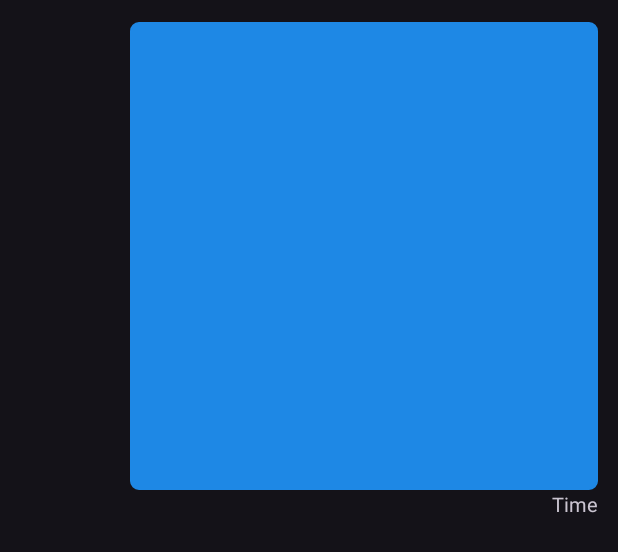
After one commit to AashishDhawan12/Nexus, an Android app: the layout sender_image.xml on its own in the app's theme, with its tools: preview values and no code run, on a phone screen of 412 x 824 dp. The commit adds this screen. Shown: the top 552 px of the screen. Run offline under Robolectric (Android 15) with nearby library versions, the phone set to English and light mode, and no system bars; Roboto replaces fonts that are not available here.

Commit message:
image sharing in chat added

```diff
--- a/app/src/main/java/com/example/nexus/activity/ProfileActivity.kt
+++ b/app/src/main/java/com/example/nexus/activity/ProfileActivity.kt
@@ -2,9 +2,7 @@ package com.example.nexus.activity
 
 import android.graphics.BitmapFactory
 import android.os.Bundle
-import androidx.activity.enableEdgeToEdge
 import androidx.appcompat.app.AppCompatActivity
-
 import com.example.nexus.databinding.ActivityProfileBinding
 import com.google.firebase.auth.FirebaseAuth
 import com.google.firebase.database.FirebaseDatabase
@@ -28,6 +26,9 @@ class ProfileActivity : AppCompatActivity() {
                     binding.userEmail.text = snapshot.child("email").value.toString()
 
                     val img = snapshot.child("image").value.toString() // uri
+                if(img.isEmpty()){
+                    return@addOnSuccessListener
+                }
                 val decodedBytes = android.util.Base64.decode(img, android.util.Base64.DEFAULT)
                 val bitmap = BitmapFactory.decodeByteArray(decodedBytes, 0, decodedBytes.size)
                 binding.userImg.setImageBitmap(bitmap)
--- a/app/src/main/java/com/example/nexus/adapter/HomeAdapter.kt
+++ b/app/src/main/java/com/example/nexus/adapter/HomeAdapter.kt
@@ -37,6 +37,7 @@ class HomeAdapter (val context: Context,
         holder.binding.txtUserName.text = curr.userName
         holder.binding.txtRecentMessage.text = msg?.message
         holder.binding.txtTime.text = msg?.timestamp
+        holder.binding.txtRecentMessage.text = curr.email
 
         holder.binding.profileContainer.setOnClickListener {
             val int = Intent(context, ChatActivity::class.java)
--- a/app/src/main/java/com/example/nexus/model/Message.kt
+++ b/app/src/main/java/com/example/nexus/model/Message.kt
@@ -3,5 +3,6 @@ package com.example.nexus.model
 data class Message(
     val senderId: String?= "",
     val message: String?= "",
+    val pic: String?= "",
     val timestamp: String?= ""
 )
--- /dev/null
+++ b/app/src/main/res/drawable/ic_add_image.xml
@@ -0,0 +1,5 @@
+<vector xmlns:android="http://schemas.android.com/apk/res/android" android:height="24dp" android:tint="#FF5722" android:viewportHeight="960" android:viewportWidth="960" android:width="24dp">
+
+    <path android:fillColor="@android:color/white" android:pathData="M440,520L440,520L440,520L440,520L440,520L440,520Q440,520 440,520Q440,520 440,520L440,520Q440,520 440,520Q440,520 440,520L440,520Q440,520 440,520Q440,520 440,520L440,520L440,520ZM120,840Q87,840 63.5,816.5Q40,793 40,760L40,280Q40,247 63.5,223.5Q87,200 120,200L246,200L320,120L560,120L560,200L355,200L282,280L120,280Q120,280 120,280Q120,280 120,280L120,760Q120,760 120,760Q120,760 120,760L760,760Q760,760 760,760Q760,760 760,760L760,400L840,400L840,760Q840,793 816.5,816.5Q793,840 760,840L120,840ZM760,280L760,200L680,200L680,120L760,120L760,40L840,40L840,120L920,120L920,200L840,200L840,280L760,280ZM440,700Q515,700 567.5,647.5Q620,595 620,520Q620,445 567.5,392.5Q515,340 440,340Q365,340 312.5,392.5Q260,445 260,520Q260,595 312.5,647.5Q365,700 440,700ZM440,620Q398,620 369,591Q340,562 340,520Q340,478 369,449Q398,420 440,420Q482,420 511,449Q540,478 540,520Q540,562 511,591Q482,620 440,620Z"/>
+
+</vector>
--- /dev/null
+++ b/app/src/main/res/layout/sender_image.xml
@@ -0,0 +1,30 @@
+<?xml version="1.0" encoding="utf-8"?>
+<RelativeLayout xmlns:android="http://schemas.android.com/apk/res/android"
+    android:layout_width="wrap_content"
+    android:layout_height="wrap_content"
+    android:layout_marginLeft="@dimen/_50sdp"
+    android:layout_marginVertical="@dimen/_1sdp">
+
+    <ImageView
+        android:id="@+id/ImgSender"
+        android:layout_width="@dimen/_240sdp"
+        android:layout_height="@dimen/_240sdp"
+        android:layout_alignParentEnd="true"
+        android:layout_marginTop="@dimen/_10sdp"
+        android:layout_marginEnd="@dimen/_10sdp"
+        android:background="@drawable/round_corner_bg"
+        android:backgroundTint="#1e88e5"
+        android:textColor="@color/white"
+        android:padding="@dimen/_6sdp"
+        />
+
+    <TextView
+        android:id="@+id/txtSenderTime"
+        android:layout_width="wrap_content"
+        android:layout_height="wrap_content"
+        android:textSize="@dimen/_10sdp"
+        android:layout_below="@+id/ImgSender"
+        android:layout_alignParentRight="true"
+        android:text="Time"
+        android:layout_marginEnd="@dimen/_10sdp"/>
+</RelativeLayout>
```
Also changed, not shown: app/src/main/java/com/example/nexus/activity/ChatActivity.kt (+55 -2 lines), app/src/main/java/com/example/nexus/activity/LoginActivity.kt (+24 -8 lines), app/src/main/java/com/example/nexus/adapter/ChatMessageAdapter.kt (+33 -1 lines), app/src/main/res/layout/activity_chat.xml (+12 -0 lines), app/src/main/res/layout/receiver_image.xml (added, +28 -0 lines), 1 other file.
